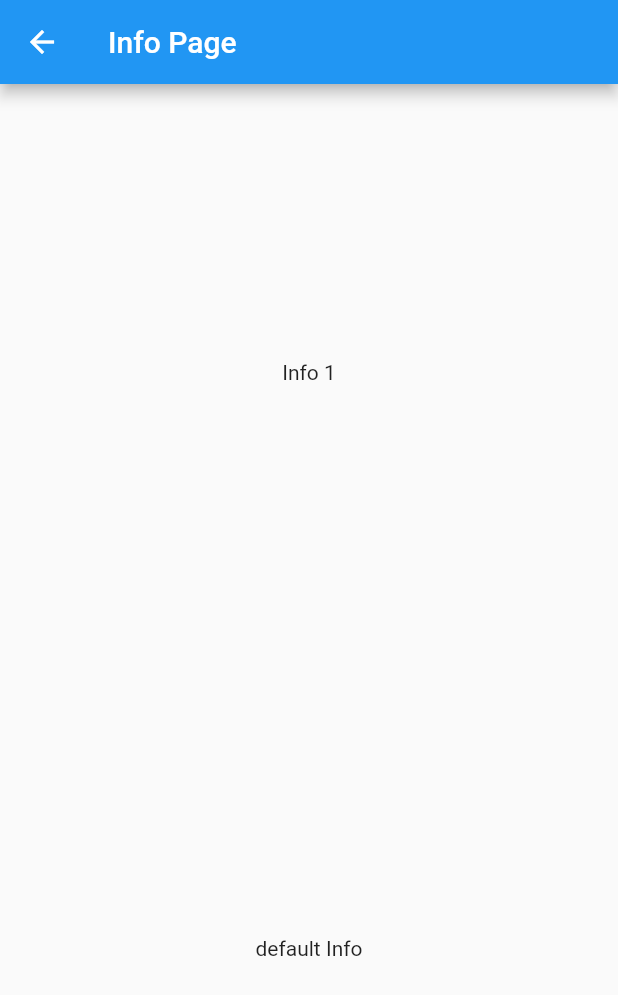
After one commit to alqaj/flutter_basic_route, a Flutter app: the screen it shows after launch, after a tap on "Go to Info Page", on a phone screen of 412 x 824 dp. The commit adds this screen. Shown: the top 995 px of the screen. Run offline on Flutter 3.47's test engine with Material 2 defaults, Android fonts, the light colour scheme and no system bars.

Commit message:
Bring parameter to other page

```diff
--- a/lib/presentation/home.dart
+++ b/lib/presentation/home.dart
@@ -1,5 +1,6 @@
 import 'package:flutter/material.dart';
 import 'package:latihan02/presentation/dashboard.dart';
+import 'package:latihan02/presentation/info.dart';
 
 class Home extends StatelessWidget {
   const Home({Key? key}) : super(key: key);
@@ -28,6 +29,18 @@ class Home extends StatelessWidget {
                 },
                 child: Text("Go to Dashboard"),
               ),
+              ElevatedButton(
+                onPressed: () {
+                  // Navigator.of(context).push(MaterialPageRoute(builder: (context) => Dashboard()) );
+                  Navigator.push(
+                    context,
+                    MaterialPageRoute(
+                      builder: (context) => Info(firstInfo: "Info 1",),
+                    ),
+                  );
+                },
+                child: Text("Go to Info Page"),
+              ),
             ],
           )
         ],
--- /dev/null
+++ b/lib/presentation/info.dart
@@ -0,0 +1,26 @@
+import 'package:flutter/material.dart';
+
+class Info extends StatelessWidget {
+  const Info(
+      {Key? key, required this.firstInfo, this.secondInfo = "default Info"})
+      : super(key: key);
+  final String firstInfo;
+  final String secondInfo;
+  @override
+  Widget build(BuildContext context) {
+    return Scaffold(
+      appBar: AppBar(
+        title: Text("Info Page"),
+      ),
+      body: Center(
+        child: Column(
+          mainAxisAlignment: MainAxisAlignment.spaceAround,
+          children: <Widget>[
+            Text(firstInfo),
+            Text(secondInfo),
+          ],
+        ),
+      ),
+    );
+  }
+}
```
